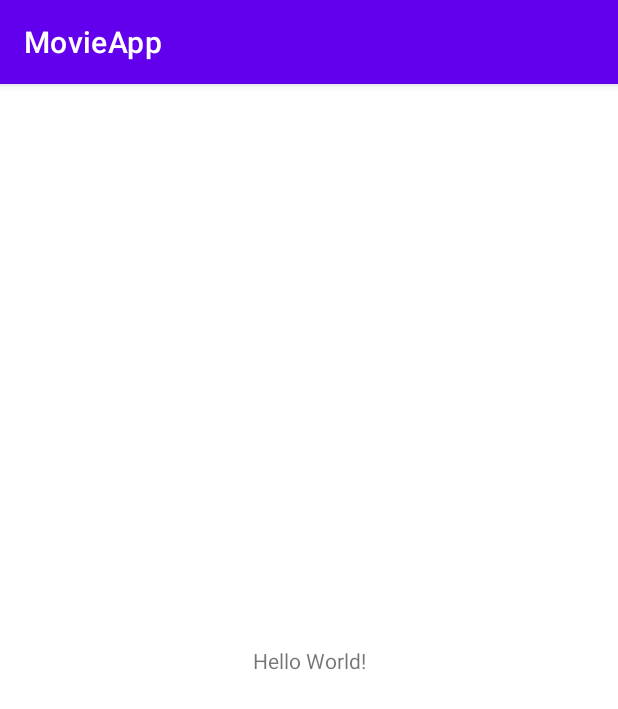
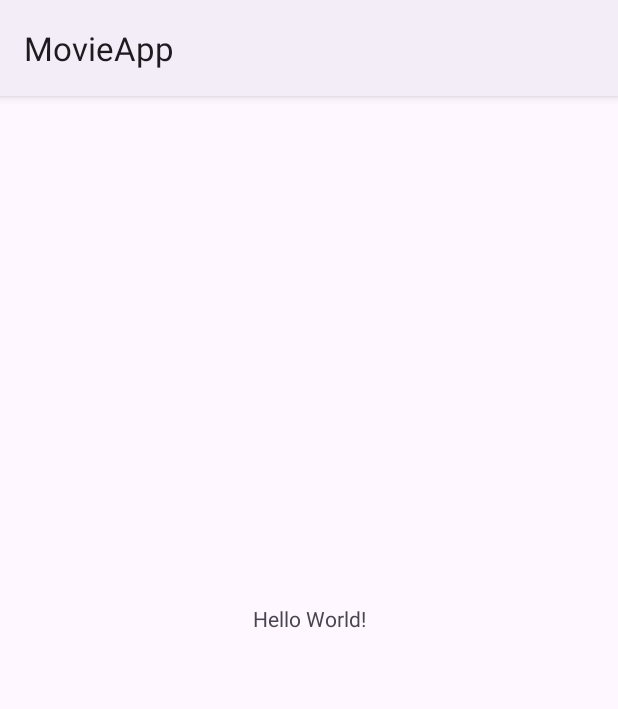
Before and after one commit to developersage/MovieApp, an Android app: the screen it shows after launch (MainActivity), on a phone screen of 412 x 824 dp. Shown: the top 709 px of the screen. Run offline under Robolectric (Android 15) with nearby library versions, the phone set to English and light mode, and no system bars; our stand-ins replace Dagger/Hilt's generated code.

Commit message:
feat: add necessary files

```diff
--- a/app/src/main/AndroidManifest.xml
+++ b/app/src/main/AndroidManifest.xml
@@ -5,15 +5,17 @@
     <uses-permission android:name="android.permission.INTERNET"/>
 
     <application
+        android:name=".MovieApplication"
         android:allowBackup="true"
         android:icon="@mipmap/ic_movieapp"
         android:label="@string/app_name"
         android:roundIcon="@mipmap/ic_movieapp_round"
         android:supportsRtl="true"
-        android:theme="@style/Theme.MovieApp"
+        android:theme="@style/Theme.MovieApp.Starting"
         android:fullBackupContent="true">
         <activity
-            android:name=".MainActivity"
+            android:theme="@style/Theme.MovieApp.Starting"
+            android:name=".view.MainActivity"
             android:exported="true">
             <intent-filter>
                 <action android:name="android.intent.action.MAIN" />
--- /dev/null
+++ b/app/src/main/java/com/example/movieapp/MovieApplication.kt
@@ -0,0 +1,7 @@
+package com.example.movieapp
+
+import android.app.Application
+import dagger.hilt.android.HiltAndroidApp
+
+@HiltAndroidApp
+class MovieApplication : Application()
--- /dev/null
+++ b/app/src/main/java/com/example/movieapp/repo/local/MovieDao.kt
@@ -0,0 +1,4 @@
+package com.example.movieapp.repo.local
+
+class MovieDao {
+}
--- /dev/null
+++ b/app/src/main/java/com/example/movieapp/util/Constants.kt
@@ -0,0 +1,6 @@
+package com.example.movieapp.util
+
+object Constants {
+    const val BASE_URL_MOVIE_API = "https://api.themoviedb.org/3/"
+    const val API_KEY = "8015b18728cc0dc36dcc87779e3697a9"
+}
--- /dev/null
+++ b/app/src/main/java/com/example/movieapp/view/MainActivity.kt
@@ -0,0 +1,21 @@
+package com.example.movieapp.view
+
+import androidx.appcompat.app.AppCompatActivity
+import android.os.Bundle
+import androidx.core.splashscreen.SplashScreen.Companion.installSplashScreen
+import androidx.core.view.WindowCompat
+import com.example.movieapp.R
+import dagger.hilt.android.AndroidEntryPoint
+
+@AndroidEntryPoint
+class MainActivity : AppCompatActivity() {
+    override fun onCreate(savedInstanceState: Bundle?) {
+
+        // Splash Screen Set Up Before setting Content View
+        WindowCompat.setDecorFitsSystemWindows(window, false)
+        installSplashScreen()
+
+        super.onCreate(savedInstanceState)
+        setContentView(R.layout.activity_main)
+    }
+}
--- /dev/null
+++ b/app/src/main/res/drawable/ic_movie.xml
@@ -0,0 +1,10 @@
+<vector xmlns:android="http://schemas.android.com/apk/res/android"
+    android:width="24dp"
+    android:height="24dp"
+    android:viewportWidth="24"
+    android:viewportHeight="24"
+    android:tint="?attr/colorControlNormal">
+  <path
+      android:fillColor="@android:color/white"
+      android:pathData="M18,3v2h-2L16,3L8,3v2L6,5L6,3L4,3v18h2v-2h2v2h8v-2h2v2h2L20,3h-2zM8,17L6,17v-2h2v2zM8,13L6,13v-2h2v2zM8,9L6,9L6,7h2v2zM18,17h-2v-2h2v2zM18,13h-2v-2h2v2zM18,9h-2L16,7h2v2z"/>
+</vector>
--- a/app/src/main/res/layout/activity_main.xml
+++ b/app/src/main/res/layout/activity_main.xml
@@ -4,7 +4,7 @@
     xmlns:tools="http://schemas.android.com/tools"
     android:layout_width="match_parent"
     android:layout_height="match_parent"
-    tools:context=".MainActivity">
+    tools:context=".view.MainActivity">
 
     <TextView
         android:layout_width="wrap_content"
--- a/app/src/main/res/values-night/themes.xml
+++ b/app/src/main/res/values-night/themes.xml
@@ -1,6 +1,6 @@
 <resources xmlns:tools="http://schemas.android.com/tools">
     <!-- Base application theme. -->
-    <style name="Theme.MovieApp" parent="Theme.MaterialComponents.DayNight.DarkActionBar">
+    <style name="Theme.MovieApp" parent="Theme.Material3.DayNight">
         <!-- Primary brand color. -->
         <item name="colorPrimary">@color/purple_200</item>
         <item name="colorPrimaryVariant">@color/purple_700</item>
@@ -12,5 +12,7 @@
         <!-- Status bar color. -->
         <item name="android:statusBarColor" tools:targetApi="l">?attr/colorPrimaryVariant</item>
         <!-- Customize your theme here. -->
+
     </style>
+
 </resources>
--- a/app/src/main/res/values/themes.xml
+++ b/app/src/main/res/values/themes.xml
@@ -1,6 +1,6 @@
 <resources xmlns:tools="http://schemas.android.com/tools">
     <!-- Base application theme. -->
-    <style name="Theme.MovieApp" parent="Theme.MaterialComponents.DayNight.DarkActionBar">
+    <style name="Theme.MovieApp" parent="Theme.Material3.DayNight">
         <!-- Primary brand color. -->
         <item name="colorPrimary">@color/purple_500</item>
         <item name="colorPrimaryVariant">@color/purple_700</item>
@@ -13,4 +13,20 @@
         <item name="android:statusBarColor" tools:targetApi="l">?attr/colorPrimaryVariant</item>
         <!-- Customize your theme here. -->
     </style>
+
+    <style name="Theme.MovieApp.Starting" parent="Theme.SplashScreen">
+        // Set the splash screen background, animated icon, and animation duration.
+        <item name="windowSplashScreenBackground">@android:color/holo_purple</item>
+
+        // Use windowSplashScreenAnimatedIcon to add either a drawable or an
+        // animated drawable. One of these is required.
+        <item name="windowSplashScreenAnimatedIcon">@drawable/ic_movie</item>
+        <item name="windowSplashScreenAnimationDuration">200</item>
+        # Required for animated icons
+
+        // Set the theme of the Activity that directly follows your splash screen.
+        <item name="postSplashScreenTheme">@style/Theme.MovieApp</item>
+        # Required.
+    </style>
+
 </resources>
--- a/build.gradle
+++ b/build.gradle
@@ -9,6 +9,8 @@ buildscript {
         classpath "org.jetbrains.kotlin:kotlin-gradle-plugin:1.6.0"
         def nav_version = "2.3.5"
         classpath "androidx.navigation:navigation-safe-args-gradle-plugin:$nav_version"
+
+        classpath("com.google.dagger:hilt-android-gradle-plugin:2.38.1")
         // NOTE: Do not place your application dependencies here; they belong
         // in the individual module build.gradle files
     }
```
Also changed, not shown: app/build.gradle (+12 -2 lines), app/src/main/java/com/example/movieapp/MainActivity.kt (deleted, +0 -11 lines), app/src/main/java/com/example/movieapp/model/Movie.kt (added, +75 -0 lines), app/src/main/java/com/example/movieapp/model/MovieData.kt (added, +13 -0 lines), app/src/main/java/com/example/movieapp/model/MovieModule.kt (added, +29 -0 lines), app/src/main/java/com/example/movieapp/repo/MovieRepo.kt (added, +10 -0 lines), app/src/main/java/com/example/movieapp/repo/remote/MovieService.kt (added, +17 -0 lines).
